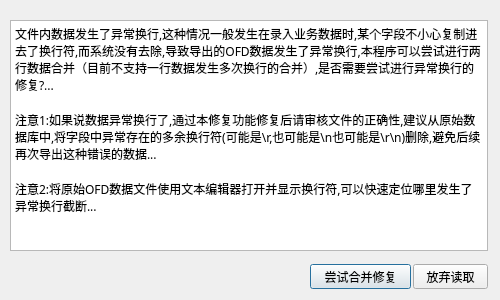
Above: src/dialogmergetip.ui from cnldw/FinanceFileReader before the change. Below: the same form after it.
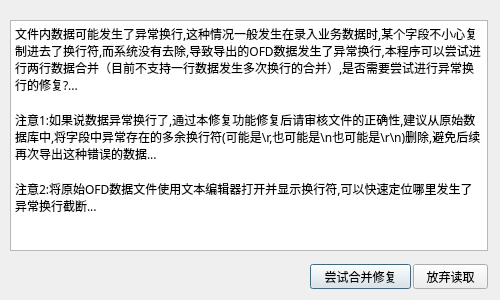
That is the form after the change.

The edit to the form file:
```diff
--- a/src/dialogmergetip.ui
+++ b/src/dialogmergetip.ui
@@ -81,12 +81,12 @@
     <string>&lt;!DOCTYPE HTML PUBLIC &quot;-//W3C//DTD HTML 4.0//EN&quot; &quot;http://www.w3.org/TR/REC-html40/strict.dtd&quot;&gt;
 &lt;html&gt;&lt;head&gt;&lt;meta name=&quot;qrichtext&quot; content=&quot;1&quot; /&gt;&lt;style type=&quot;text/css&quot;&gt;
 p, li { white-space: pre-wrap; }
-&lt;/style&gt;&lt;/head&gt;&lt;body style=&quot; font-family:'Microsoft YaHei'; font-size:13pt; font-weight:400; font-style:normal;&quot;&gt;
-&lt;p style=&quot; margin-top:0px; margin-bottom:0px; margin-left:0px; margin-right:0px; -qt-block-indent:0; text-indent:0px;&quot;&gt;&lt;span style=&quot; font-family:'SimSun'; font-size:9pt;&quot;&gt;文件内数据发生了异常换行,这种情况一般发生在录入业务数据时,某个字段不小心复制进去了换行符,而系统没有去除,导致导出的OFD数据发生了异常换行,本程序可以尝试进行两行数据合并（目前不支持一行数据发生多次换行的合并）,是否需要尝试进行异常换行的修复?...&lt;/span&gt;&lt;/p&gt;
-&lt;p style=&quot;-qt-paragraph-type:empty; margin-top:0px; margin-bottom:0px; margin-left:0px; margin-right:0px; -qt-block-indent:0; text-indent:0px; font-family:'SimSun'; font-size:9pt;&quot;&gt;&lt;br /&gt;&lt;/p&gt;
-&lt;p style=&quot; margin-top:0px; margin-bottom:0px; margin-left:0px; margin-right:0px; -qt-block-indent:0; text-indent:0px;&quot;&gt;&lt;span style=&quot; font-family:'SimSun'; font-size:9pt;&quot;&gt;注意1:如果说数据异常换行了,通过本修复功能修复后请审核文件的正确性,建议从原始数据库中,将字段中异常存在的多余换行符(可能是\r,也可能是\n也可能是\r\n)删除,避免后续再次导出这种错误的数据...&lt;/span&gt;&lt;/p&gt;
-&lt;p style=&quot;-qt-paragraph-type:empty; margin-top:0px; margin-bottom:0px; margin-left:0px; margin-right:0px; -qt-block-indent:0; text-indent:0px; font-family:'SimSun'; font-size:9pt;&quot;&gt;&lt;br /&gt;&lt;/p&gt;
-&lt;p style=&quot; margin-top:0px; margin-bottom:0px; margin-left:0px; margin-right:0px; -qt-block-indent:0; text-indent:0px;&quot;&gt;&lt;span style=&quot; font-family:'SimSun'; font-size:9pt;&quot;&gt;注意2:将原始OFD数据文件使用文本编辑器打开并显示换行符,可以快速定位哪里发生了异常换行截断...&lt;/span&gt;&lt;/p&gt;&lt;/body&gt;&lt;/html&gt;</string>
+&lt;/style&gt;&lt;/head&gt;&lt;body style=&quot; font-family:'Microsoft YaHei'; font-size:9pt; font-weight:400; font-style:normal;&quot;&gt;
+&lt;p style=&quot; margin-top:0px; margin-bottom:0px; margin-left:0px; margin-right:0px; -qt-block-indent:0; text-indent:0px;&quot;&gt;&lt;span style=&quot; font-family:'SimSun';&quot;&gt;文件内数据可能发生了异常换行,这种情况一般发生在录入业务数据时,某个字段不小心复制进去了换行符,而系统没有去除,导致导出的OFD数据发生了异常换行,本程序可以尝试进行两行数据合并（目前不支持一行数据发生多次换行的合并）,是否需要尝试进行异常换行的修复?...&lt;/span&gt;&lt;/p&gt;
+&lt;p style=&quot;-qt-paragraph-type:empty; margin-top:0px; margin-bottom:0px; margin-left:0px; margin-right:0px; -qt-block-indent:0; text-indent:0px; font-family:'SimSun';&quot;&gt;&lt;br /&gt;&lt;/p&gt;
+&lt;p style=&quot; margin-top:0px; margin-bottom:0px; margin-left:0px; margin-right:0px; -qt-block-indent:0; text-indent:0px;&quot;&gt;&lt;span style=&quot; font-family:'SimSun';&quot;&gt;注意1:如果说数据异常换行了,通过本修复功能修复后请审核文件的正确性,建议从原始数据库中,将字段中异常存在的多余换行符(可能是\r,也可能是\n也可能是\r\n)删除,避免后续再次导出这种错误的数据...&lt;/span&gt;&lt;/p&gt;
+&lt;p style=&quot;-qt-paragraph-type:empty; margin-top:0px; margin-bottom:0px; margin-left:0px; margin-right:0px; -qt-block-indent:0; text-indent:0px; font-family:'SimSun';&quot;&gt;&lt;br /&gt;&lt;/p&gt;
+&lt;p style=&quot; margin-top:0px; margin-bottom:0px; margin-left:0px; margin-right:0px; -qt-block-indent:0; text-indent:0px;&quot;&gt;&lt;span style=&quot; font-family:'SimSun';&quot;&gt;注意2:将原始OFD数据文件使用文本编辑器打开并显示换行符,可以快速定位哪里发生了异常换行截断...&lt;/span&gt;&lt;/p&gt;&lt;/body&gt;&lt;/html&gt;</string>
    </property>
    <property name="acceptRichText">
     <bool>true</bool>
```
